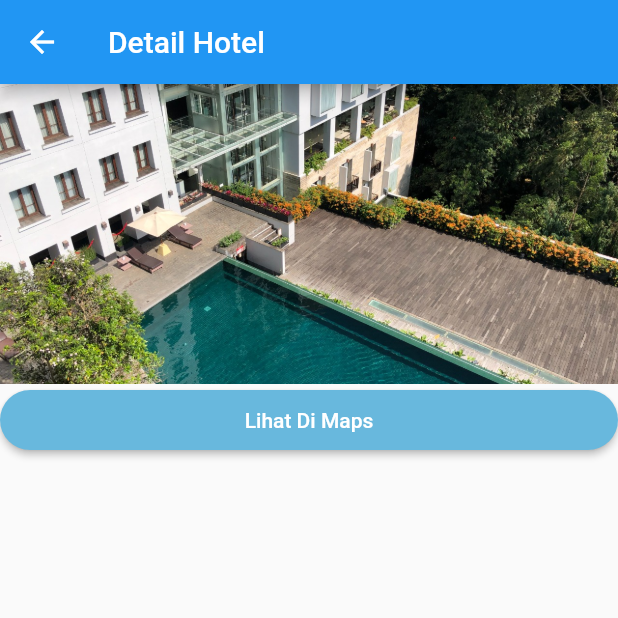
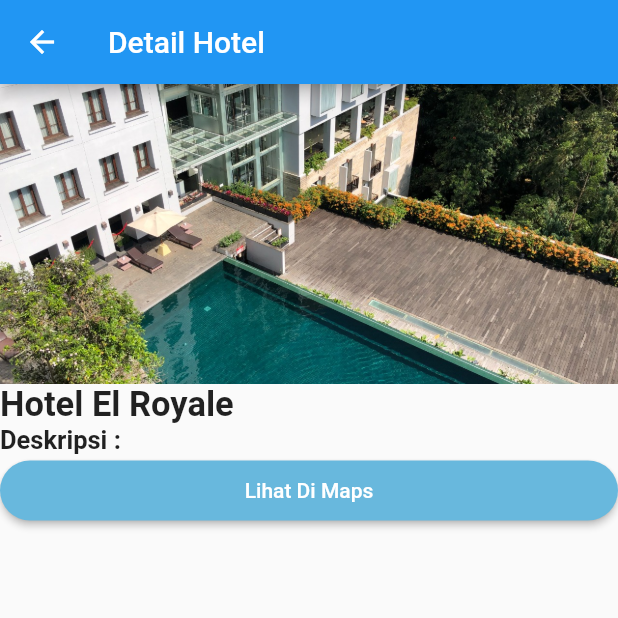
Before and after one commit to dewi-App/frontend, a Flutter app: the detailpage screen opened directly, on a phone screen of 412 x 824 dp, the top half of it. Run offline on Flutter 3.47's test engine with Material 2 defaults, Android fonts, the phone set to English and light mode, and no system bars; our stand-ins replace carousel_slider; network calls fail.

Commit message:
added icons rating and added detail page

```diff
--- a/lib/users/detailpage.dart
+++ b/lib/users/detailpage.dart
@@ -20,6 +20,24 @@
             width: 1000.0,
             fit: BoxFit.cover,
           ),
+          Column(children: <Widget>[
+            Align(
+                alignment: Alignment.centerLeft,
+                child: Container(
+                    child: Text("Hotel El Royale",
+                        style: new TextStyle(
+                          fontWeight: FontWeight.bold,
+                          fontSize: 23.0,
+                        )))),
+            Column(children: <Widget>[
+              Align(
+                  alignment: Alignment.centerLeft,
+                  child: Container(
+                      child: Text("Deskripsi :",
+                          style: new TextStyle(
+                            fontWeight: FontWeight.bold,
+                            fontSize: 17.0,
+                          )))),
               ElevatedButton(
                 child: Text('Lihat Di Maps'),
                 style: ElevatedButton.styleFrom(
@@ -30,6 +48,8 @@
                 ),
                 onPressed: () {},
               ),
+            ])
+          ])
         ])));
   }
 }
```
Lines whose indentation alone changed are shown as unchanged.
